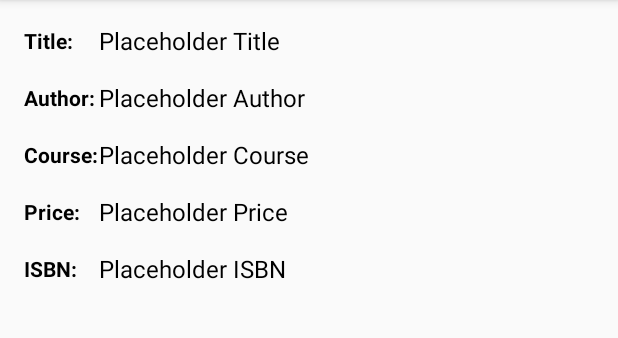
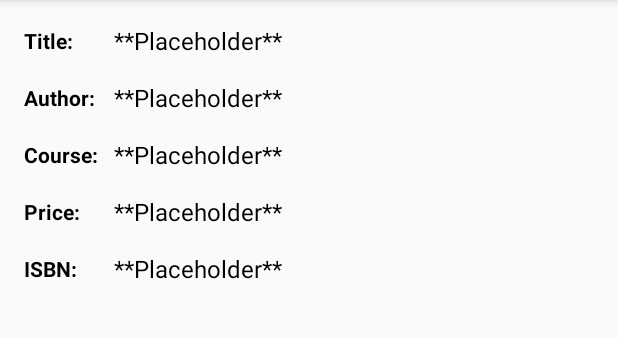
Before and after one commit to AFreu/BookManager, an Android app: the DetailActivity screen opened directly, with no data from a screen before it, on a phone screen of 412 x 824 dp, the part 84-422 px from its top. Run offline under Robolectric (Android 15) with nearby library versions, the phone set to English and light mode, and no system bars; 1 statement that could not run was skipped.

Commit message:
Updated the strings used

```diff
--- a/app/src/main/java/com/mobilecomputing/bookmanager/SummaryActivity.java
+++ b/app/src/main/java/com/mobilecomputing/bookmanager/SummaryActivity.java
@@ -30,7 +30,7 @@ public class SummaryActivity extends AppCompatActivity {
 
         manager = new Gson().fromJson(getIntent().getStringExtra("Manager"), SimpleBookManager.class);
 
-        String str1 = manager.count() == 0 ? "" : String.valueOf(manager.count()) + " ";
+        String str1 = manager.count() == 0 ? "" : String.valueOf(manager.count());
         bookCount.setText(str1);
         String str2 = manager.getTotalCost() < 0 ? "" : String.valueOf(manager.getTotalCost());
         totalCost.setText(str2);
--- a/app/src/main/res/layout/activity_detail.xml
+++ b/app/src/main/res/layout/activity_detail.xml
@@ -31,7 +31,7 @@
                 android:layout_height="wrap_content"
                 android:layout_centerVertical="true"
                 android:layout_toEndOf="@id/tv1"
-                android:text="Placeholder Title" />
+                android:text="@string/placeholder_string" />
 
         </RelativeLayout>
 
@@ -42,19 +42,18 @@
 
             <android.support.v7.widget.AppCompatTextView
                 android:id="@+id/tv2"
-                android:text="@string/details_author"
                 style="@style/TitleText"
-                android:layout_centerVertical="true" />
+                android:layout_centerVertical="true"
+                android:text="@string/details_author" />
 
             <android.support.v7.widget.AppCompatTextView
                 android:id="@+id/details_author"
+                style="@style/NormalText"
                 android:layout_width="wrap_content"
                 android:layout_height="wrap_content"
-                android:text="Placeholder Author"
-                style="@style/NormalText"
+                android:layout_centerVertical="true"
                 android:layout_toEndOf="@id/tv2"
-                android:layout_centerVertical="true"
-                />
+                android:text="@string/placeholder_string" />
 
 
         </RelativeLayout>
@@ -77,7 +76,7 @@
                 android:layout_height="wrap_content"
                 android:layout_centerVertical="true"
                 android:layout_toEndOf="@id/tv3"
-                android:text="Placeholder Course" />
+                android:text="@string/placeholder_string" />
 
 
         </RelativeLayout>
@@ -95,13 +94,12 @@
 
             <android.support.v7.widget.AppCompatTextView
                 android:id="@+id/details_price"
+                style="@style/NormalText"
                 android:layout_width="wrap_content"
                 android:layout_height="wrap_content"
-                android:text="Placeholder Price"
-                style="@style/NormalText"
+                android:layout_centerVertical="true"
                 android:layout_toEndOf="@id/tv4"
-                android:layout_centerVertical="true"
-                />
+                android:text="@string/placeholder_string" />
 
 
         </RelativeLayout>
@@ -119,13 +117,12 @@
 
             <android.support.v7.widget.AppCompatTextView
                 android:id="@+id/details_ISBN"
+                style="@style/NormalText"
                 android:layout_width="wrap_content"
                 android:layout_height="wrap_content"
-                android:text="Placeholder ISBN"
-                style="@style/NormalText"
+                android:layout_centerVertical="true"
                 android:layout_toEndOf="@id/tv5"
-                android:layout_centerVertical="true"
-                />
+                android:text="@string/placeholder_string" />
 
 
         </RelativeLayout>
--- a/app/src/main/res/values/strings.xml
+++ b/app/src/main/res/values/strings.xml
@@ -1,16 +1,21 @@
 <resources>
     <string name="app_name">BookManager</string>
 
-    <string name="details_title">Title:</string>
-    <string name="details_author">Author:</string>
-    <string name="details_course">Course:</string>
-    <string name="details_price">Price:</string>
-    <string name="details_ISBN">ISBN:</string>
+    <!--'\u0020' is a blankspace - strings are always trimmed-->
+
+    <string name="placeholder_string">**Placeholder**</string>
+    <string name="placeholder_number">#N</string>
+
+    <string name="details_title">Title:\u0020</string>
+    <string name="details_author">Author:\u0020</string>
+    <string name="details_course">Course:\u0020</string>
+    <string name="details_price">Price:\u0020</string>
+    <string name="details_ISBN">ISBN:\u0020</string>
 
 
-    <string name="summary_bookCount">books in your library</string>
-    <string name="summary_totalCost">Total cost: </string>
-    <string name="summary_mostExpensive">Most expensive item: </string>
-    <string name="summary_leastExpensive">Least expensive item: </string>
-    <string name="summary_avaragePrice">Avarage price: </string>
+    <string name="summary_bookCount">\u0020books in your library.</string>
+    <string name="summary_totalCost">Total cost:\u0020</string>
+    <string name="summary_mostExpensive">Most expensive item:\u0020</string>
+    <string name="summary_leastExpensive">Least expensive item:\u0020</string>
+    <string name="summary_avaragePrice">Avarage price:\u0020</string>
 </resources>
--- a/app/src/main/res/values/styles.xml
+++ b/app/src/main/res/values/styles.xml
@@ -11,7 +11,8 @@
     <style name="TitleText" >
 
         <item name="android:layout_height">wrap_content</item>
-        <item name="android:layout_width">50dp</item>
+        <item name="android:layout_width">wrap_content</item>
+        <item name="android:minWidth">60dp</item>
         <item name="android:textSize">14dp</item>
         <item name="android:textColor">@color/colorText</item>
         <item name="android:textStyle">bold</item>
@@ -19,7 +20,6 @@
     </style>
 
     <style name="HeadingText" >
-
         <item name="android:layout_height">wrap_content</item>
         <item name="android:textSize">21dp</item>
         <item name="android:textColor">@color/colorText</item>
```
Also changed, not shown: app/src/main/res/layout/activity_summary.xml (+29 -22 lines).
